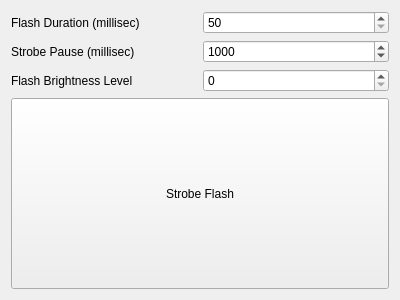
Old version of the form lanstrobeform.ui in the repository jpietrzak8/Lanterne.
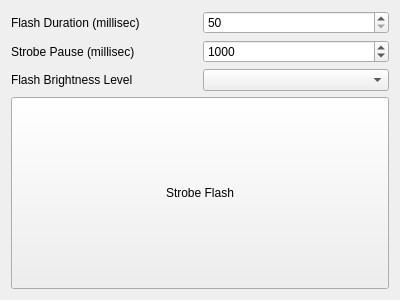
New version of the form.

Patch:
```diff
--- a/lanstrobeform.ui
+++ b/lanstrobeform.ui
@@ -75,7 +75,7 @@
       </widget>
      </item>
      <item>
-      <widget class="QSpinBox" name="flashBrightnessSpinBox"/>
+      <widget class="QComboBox" name="flashBrightnessComboBox"/>
      </item>
     </layout>
    </item>
```
